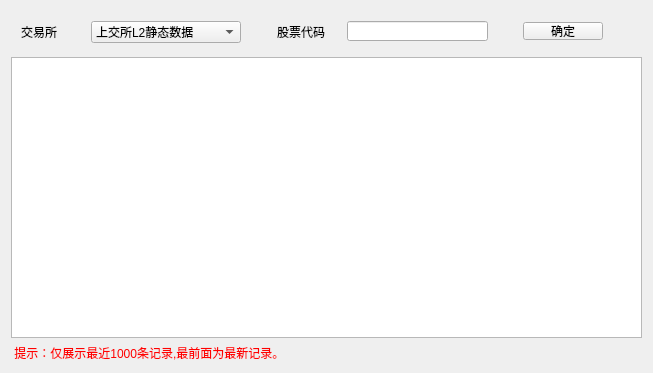
wuxinbklove/QDS_GUI, file demo_GUI/mainwindow.ui: the form before one commit.
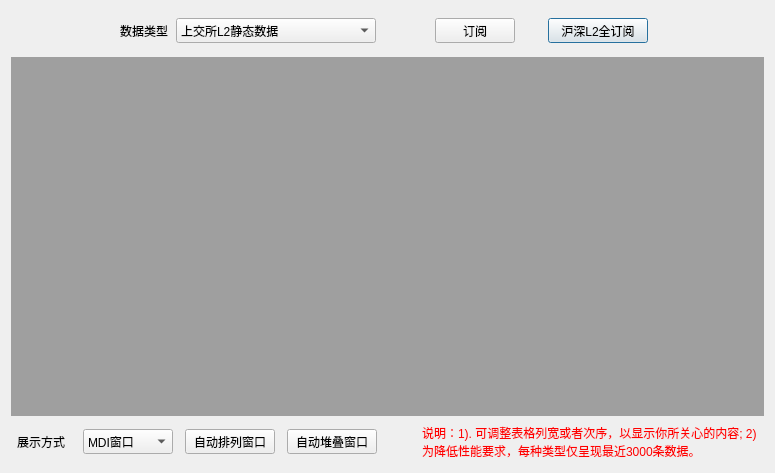
The form after the commit.

```diff
--- a/demo_GUI/mainwindow.ui
+++ b/demo_GUI/mainwindow.ui
@@ -6,14 +6,14 @@
    <rect>
     <x>0</x>
     <y>0</y>
-    <width>653</width>
-    <height>373</height>
+    <width>775</width>
+    <height>473</height>
    </rect>
   </property>
   <property name="minimumSize">
    <size>
-    <width>650</width>
-    <height>370</height>
+    <width>700</width>
+    <height>400</height>
    </size>
   </property>
   <property name="windowTitle">
@@ -21,72 +21,95 @@
   </property>
   <widget class="QWidget" name="centralWidget">
    <layout class="QGridLayout" name="gridLayout">
-    <item row="1" column="0">
-     <widget class="QTableView" name="tableView">
-      <property name="autoScroll">
-       <bool>false</bool>
-      </property>
-      <property name="editTriggers">
-       <set>QAbstractItemView::NoEditTriggers</set>
-      </property>
-      <property name="tabKeyNavigation">
-       <bool>false</bool>
-      </property>
-      <property name="showDropIndicator" stdset="0">
-       <bool>false</bool>
-      </property>
-      <property name="selectionMode">
-       <enum>QAbstractItemView::NoSelection</enum>
-      </property>
-      <property name="selectionBehavior">
-       <enum>QAbstractItemView::SelectRows</enum>
-      </property>
-      <property name="textElideMode">
-       <enum>Qt::ElideRight</enum>
-      </property>
-      <property name="verticalScrollMode">
-       <enum>QAbstractItemView::ScrollPerItem</enum>
-      </property>
-      <property name="horizontalScrollMode">
-       <enum>QAbstractItemView::ScrollPerItem</enum>
-      </property>
-     </widget>
-    </item>
     <item row="0" column="0">
+     <widget class="QWidget" name="widget_subscribe" native="true">
      <layout class="QHBoxLayout" name="horizontalLayout">
+       <property name="spacing">
+        <number>30</number>
+       </property>
+       <property name="topMargin">
+        <number>0</number>
+       </property>
+       <property name="bottomMargin">
+        <number>0</number>
+       </property>
+       <item>
+        <widget class="QLabel" name="label">
+         <property name="sizePolicy">
+          <sizepolicy hsizetype="Expanding" vsizetype="Preferred">
+           <horstretch>0</horstretch>
+           <verstretch>0</verstretch>
+          </sizepolicy>
+         </property>
+         <property name="text">
+          <string/>
+         </property>
+        </widget>
+       </item>
       <item>
        <widget class="QWidget" name="widget_exchange" native="true">
+         <property name="sizePolicy">
+          <sizepolicy hsizetype="Preferred" vsizetype="Preferred">
+           <horstretch>0</horstretch>
+           <verstretch>0</verstretch>
+          </sizepolicy>
+         </property>
         <property name="minimumSize">
          <size>
-          <width>250</width>
+           <width>0</width>
           <height>40</height>
          </size>
         </property>
         <property name="maximumSize">
          <size>
-          <width>250</width>
+           <width>300</width>
           <height>40</height>
          </size>
         </property>
+         <layout class="QHBoxLayout" name="horizontalLayout_2">
+          <property name="topMargin">
+           <number>0</number>
+          </property>
+          <property name="bottomMargin">
+           <number>0</number>
+          </property>
+          <item>
+           <widget class="QLabel" name="label_exchange">
+            <property name="minimumSize">
+             <size>
+              <width>50</width>
+              <height>25</height>
+             </size>
+            </property>
+            <property name="maximumSize">
+             <size>
+              <width>50</width>
+              <height>25</height>
+             </size>
+            </property>
+            <property name="text">
+             <string>数据类型</string>
+            </property>
+           </widget>
+          </item>
+          <item>
         <widget class="QComboBox" name="combo_exchange">
-         <property name="geometry">
-          <rect>
-           <x>80</x>
-           <y>10</y>
-           <width>150</width>
-           <height>22</height>
-          </rect>
+            <property name="sizePolicy">
+             <sizepolicy hsizetype="Preferred" vsizetype="Fixed">
+              <horstretch>0</horstretch>
+              <verstretch>0</verstretch>
+             </sizepolicy>
          </property>
          <property name="minimumSize">
           <size>
-           <width>150</width>
-           <height>0</height>
+              <width>200</width>
+              <height>25</height>
           </size>
          </property>
          <property name="maximumSize">
           <size>
-           <width>150</width>
-           <height>16777215</height>
+              <width>200</width>
+              <height>25</height>
           </size>
          </property>
          <item>
@@ -150,99 +173,260 @@
           </property>
          </item>
         </widget>
-        <widget class="QLabel" name="label_exchange">
-         <property name="geometry">
-          <rect>
-           <x>10</x>
-           <y>10</y>
-           <width>51</width>
-           <height>21</height>
-          </rect>
-         </property>
-         <property name="text">
-          <string>交易所</string>
-         </property>
+          </item>
+         </layout>
         </widget>
-       </widget>
       </item>
       <item>
-       <widget class="QWidget" name="widget_code" native="true">
+        <widget class="QWidget" name="widget_subscribe_2" native="true">
+         <property name="sizePolicy">
+          <sizepolicy hsizetype="Expanding" vsizetype="Preferred">
+           <horstretch>0</horstretch>
+           <verstretch>0</verstretch>
+          </sizepolicy>
+         </property>
         <property name="minimumSize">
          <size>
-          <width>240</width>
+           <width>250</width>
           <height>40</height>
          </size>
         </property>
         <property name="maximumSize">
          <size>
-          <width>240</width>
+           <width>250</width>
           <height>40</height>
          </size>
         </property>
-        <widget class="QLineEdit" name="lineEdit_code">
-         <property name="geometry">
-          <rect>
-           <x>80</x>
-           <y>10</y>
-           <width>141</width>
-           <height>20</height>
-          </rect>
-         </property>
-        </widget>
-        <widget class="QLabel" name="label_code">
-         <property name="geometry">
-          <rect>
-           <x>10</x>
-           <y>10</y>
-           <width>61</width>
-           <height>21</height>
-          </rect>
-         </property>
+         <layout class="QHBoxLayout" name="horizontalLayout_4">
+          <property name="spacing">
+           <number>15</number>
+          </property>
+          <property name="leftMargin">
+           <number>0</number>
+          </property>
+          <property name="topMargin">
+           <number>0</number>
+          </property>
+          <property name="rightMargin">
+           <number>0</number>
+          </property>
+          <property name="bottomMargin">
+           <number>0</number>
+          </property>
+          <item>
+           <widget class="QPushButton" name="button_subscribe">
+            <property name="minimumSize">
+             <size>
+              <width>80</width>
+              <height>25</height>
+             </size>
+            </property>
+            <property name="maximumSize">
+             <size>
+              <width>80</width>
+              <height>25</height>
+             </size>
+            </property>
          <property name="text">
-          <string>股票代码</string>
-         </property>
-        </widget>
-       </widget>
+             <string>订阅</string>
+            </property>
+           </widget>
       </item>
       <item>
-       <widget class="QWidget" name="widget_confirm" native="true">
+           <widget class="QPushButton" name="button_subscribeAll">
         <property name="minimumSize">
          <size>
-          <width>0</width>
-          <height>40</height>
+              <width>100</width>
+              <height>25</height>
          </size>
         </property>
         <property name="maximumSize">
          <size>
-          <width>16777215</width>
-          <height>40</height>
-         </size>
-        </property>
-        <widget class="QPushButton" name="button_confirm">
-         <property name="geometry">
-          <rect>
-           <x>10</x>
-           <y>11</y>
-           <width>80</width>
-           <height>18</height>
-          </rect>
-         </property>
+              <width>100</width>
+              <height>25</height>
+             </size>
+            </property>
          <property name="text">
-          <string>确定</string>
-         </property>
-        </widget>
-       </widget>
-      </item>
-     </layout>
+             <string>沪深L2全订阅</string>
+            </property>
+            <property name="autoDefault">
+             <bool>false</bool>
+            </property>
+            <property name="default">
+             <bool>true</bool>
+            </property>
+            <property name="flat">
+             <bool>false</bool>
+            </property>
+           </widget>
+          </item>
+         </layout>
+        </widget>
+       </item>
+       <item>
+        <widget class="QLabel" name="label_2">
+         <property name="sizePolicy">
+          <sizepolicy hsizetype="Expanding" vsizetype="Preferred">
+           <horstretch>0</horstretch>
+           <verstretch>0</verstretch>
+          </sizepolicy>
+         </property>
+         <property name="text">
+          <string/>
+         </property>
+        </widget>
+       </item>
+      </layout>
+     </widget>
+    </item>
+    <item row="1" column="0">
+     <widget class="QMdiArea" name="mdiArea"/>
     </item>
     <item row="2" column="0">
-     <widget class="QLabel" name="label">
+     <widget class="QWidget" name="widget_showStyle" native="true">
+      <property name="minimumSize">
+       <size>
+        <width>0</width>
+        <height>40</height>
+       </size>
+      </property>
+      <property name="maximumSize">
+       <size>
+        <width>16777215</width>
+        <height>40</height>
+       </size>
+      </property>
+      <layout class="QHBoxLayout" name="horizontalLayout_5">
+       <property name="spacing">
+        <number>12</number>
+       </property>
+       <property name="leftMargin">
+        <number>0</number>
+       </property>
+       <property name="topMargin">
+        <number>0</number>
+       </property>
+       <property name="rightMargin">
+        <number>0</number>
+       </property>
+       <property name="bottomMargin">
+        <number>0</number>
+       </property>
+       <item>
+        <widget class="QLabel" name="label_showStyle">
+         <property name="minimumSize">
+          <size>
+           <width>60</width>
+           <height>0</height>
+          </size>
+         </property>
+         <property name="maximumSize">
+          <size>
+           <width>60</width>
+           <height>16777215</height>
+          </size>
+         </property>
+         <property name="text">
+          <string>展示方式</string>
+         </property>
+         <property name="alignment">
+          <set>Qt::AlignCenter</set>
+         </property>
+        </widget>
+       </item>
+       <item>
+        <widget class="QComboBox" name="comboBox_showStyle">
+         <property name="minimumSize">
+          <size>
+           <width>90</width>
+           <height>25</height>
+          </size>
+         </property>
+         <property name="maximumSize">
+          <size>
+           <width>90</width>
+           <height>25</height>
+          </size>
+         </property>
+         <item>
+          <property name="text">
+           <string>MDI窗口</string>
+          </property>
+         </item>
+         <item>
+          <property name="text">
+           <string>MDI标签页</string>
+          </property>
+         </item>
+         <item>
+          <property name="text">
+           <string>单独窗口</string>
+          </property>
+         </item>
+        </widget>
+       </item>
+       <item>
+        <widget class="QPushButton" name="button_autoLayout">
+         <property name="minimumSize">
+          <size>
+           <width>90</width>
+           <height>25</height>
+          </size>
+         </property>
+         <property name="maximumSize">
+          <size>
+           <width>90</width>
+           <height>25</height>
+          </size>
+         </property>
+         <property name="text">
+          <string>自动排列窗口</string>
+         </property>
+        </widget>
+       </item>
+       <item>
+        <widget class="QPushButton" name="button_autoStack">
+         <property name="minimumSize">
+          <size>
+           <width>90</width>
+           <height>25</height>
+          </size>
+         </property>
+         <property name="maximumSize">
+          <size>
+           <width>90</width>
+           <height>25</height>
+          </size>
+         </property>
+         <property name="text">
+          <string>自动堆叠窗口</string>
+         </property>
+        </widget>
+       </item>
+       <item>
+        <widget class="QLabel" name="label_tips">
+         <property name="sizePolicy">
+          <sizepolicy hsizetype="Expanding" vsizetype="Preferred">
+           <horstretch>0</horstretch>
+           <verstretch>0</verstretch>
+          </sizepolicy>
+         </property>
       <property name="styleSheet">
-       <string notr="true">color:red;</string>
+          <string notr="true">margin-left:30px;
+color:red;</string>
       </property>
       <property name="text">
-       <string> 提示：仅展示最近1000条记录,最前面为最新记录。</string>
-      </property>
+          <string>说明：1). 可调整表格列宽或者次序，以显示你所关心的内容; 2)为降低性能要求，每种类型仅呈现最近3000条数据。</string>
+         </property>
+         <property name="scaledContents">
+          <bool>false</bool>
+         </property>
+         <property name="wordWrap">
+          <bool>true</bool>
+         </property>
+        </widget>
+       </item>
+      </layout>
      </widget>
     </item>
    </layout>
```
Lines whose indentation alone changed are shown as unchanged.
